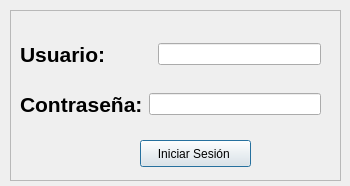
Above: login.ui from mansrz/DrApp before the change. Below: the same form after it.
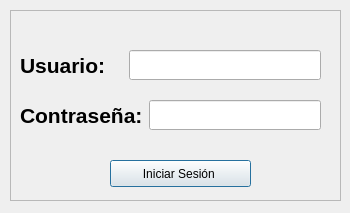
That is the form after the change.

Patch:
```diff
--- a/login.ui
+++ b/login.ui
@@ -10,7 +10,7 @@
     <x>0</x>
     <y>0</y>
     <width>350</width>
-    <height>186</height>
+    <height>213</height>
    </rect>
   </property>
   <property name="windowTitle">
@@ -22,7 +22,7 @@
      <x>10</x>
      <y>10</y>
      <width>331</width>
-     <height>171</height>
+     <height>191</height>
     </rect>
    </property>
    <property name="frameShape">
@@ -34,9 +34,9 @@
    <widget class="QPushButton" name="boton_iniciarsesion">
     <property name="geometry">
      <rect>
-      <x>130</x>
-      <y>130</y>
-      <width>111</width>
+      <x>100</x>
+      <y>150</y>
+      <width>141</width>
       <height>27</height>
      </rect>
     </property>
@@ -44,13 +44,13 @@
      <string>Iniciar Sesión </string>
     </property>
    </widget>
-   <widget class="QWidget" name="">
+   <widget class="QWidget" name="layoutWidget">
     <property name="geometry">
      <rect>
       <x>10</x>
       <y>30</y>
       <width>301</width>
-      <height>29</height>
+      <height>51</height>
      </rect>
     </property>
     <layout class="QHBoxLayout" name="horizontalLayout">
@@ -64,22 +64,29 @@
         </font>
        </property>
        <property name="text">
-        <string>Usuario:        </string>
+        <string>Usuario:   </string>
        </property>
       </widget>
      </item>
      <item>
-      <widget class="QLineEdit" name="input_usuario"/>
+      <widget class="QLineEdit" name="input_usuario">
+       <property name="minimumSize">
+        <size>
+         <width>100</width>
+         <height>30</height>
+        </size>
+       </property>
+      </widget>
      </item>
     </layout>
    </widget>
-   <widget class="QWidget" name="">
+   <widget class="QWidget" name="layoutWidget">
     <property name="geometry">
      <rect>
       <x>10</x>
       <y>80</y>
       <width>301</width>
-      <height>29</height>
+      <height>51</height>
      </rect>
     </property>
     <layout class="QHBoxLayout" name="horizontalLayout_2">
@@ -99,6 +106,12 @@
      </item>
      <item>
       <widget class="QLineEdit" name="input_pwd">
+       <property name="minimumSize">
+        <size>
+         <width>150</width>
+         <height>30</height>
+        </size>
+       </property>
        <property name="echoMode">
         <enum>QLineEdit::Password</enum>
        </property>
```
Left out of the diff: 7 changed lines with no effect on the pictures.
